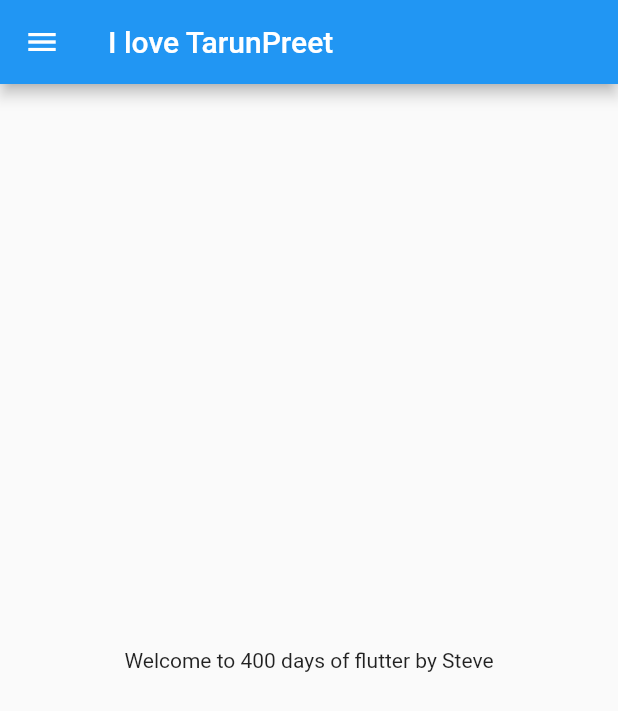
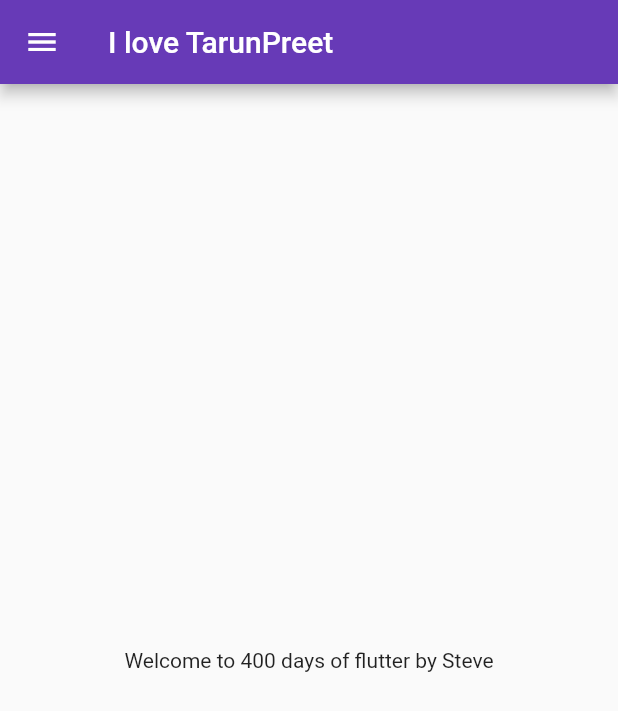
Before and after one commit to HimanshuRaj05/30DaysOfFlutter, a Flutter app: the screen it shows after launch, on a phone screen of 412 x 824 dp. Shown: the top 711 px of the screen. Run offline on Flutter 3.47's test engine with Material 2 defaults, Android fonts, the phone set to English and light mode, and no system bars.

Commit message:
Day 3 completed

```diff
--- a/lib/main.dart
+++ b/lib/main.dart
@@ -1,5 +1,6 @@
 import 'package:flutter/material.dart';
-import 'package:flutter_catalog/home_page.dart';
+import 'package:flutter_catalog/pages/home_page.dart';
+import 'package:flutter_catalog/pages/login_page.dart';
 
 void main() {
   runApp(MyApp());
@@ -11,7 +12,18 @@ class MyApp extends StatelessWidget {
   @override
   Widget build(BuildContext context) {
     return MaterialApp(
-      home: HomePage(),
+      //   home: HomePage(),
+      themeMode: ThemeMode.light,
+      theme: ThemeData(primarySwatch: Colors.deepPurple),
+      darkTheme: ThemeData(
+        brightness: Brightness.dark,
+      ),
+      initialRoute: "/home",
+      routes: {
+        "/": (context) => LoginPage(),
+        "/login": (context) => LoginPage(),
+        "/home": (context) => HomePage(),
+      },
     );
   }
 }
```
Also changed, not shown: lib/pages/login_page.dart (added, +21 -0 lines), lib/pages/home_page.dart (renamed from lib/home_page.dart).
